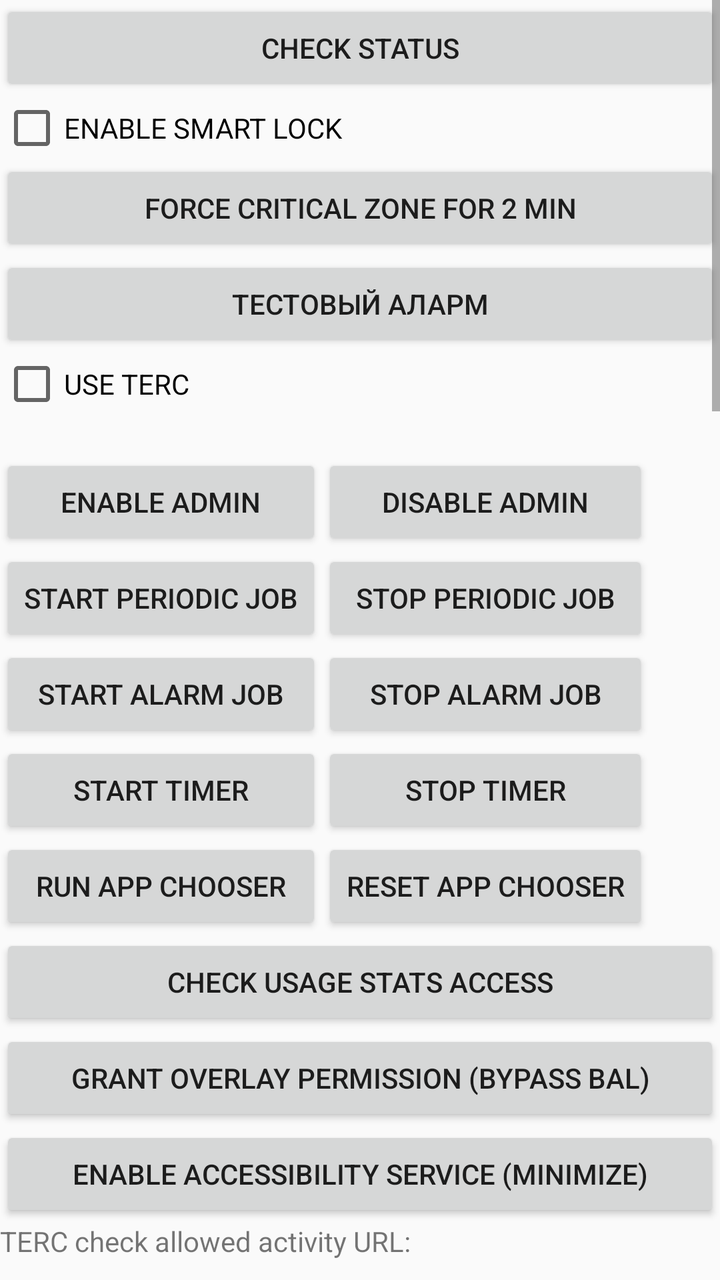
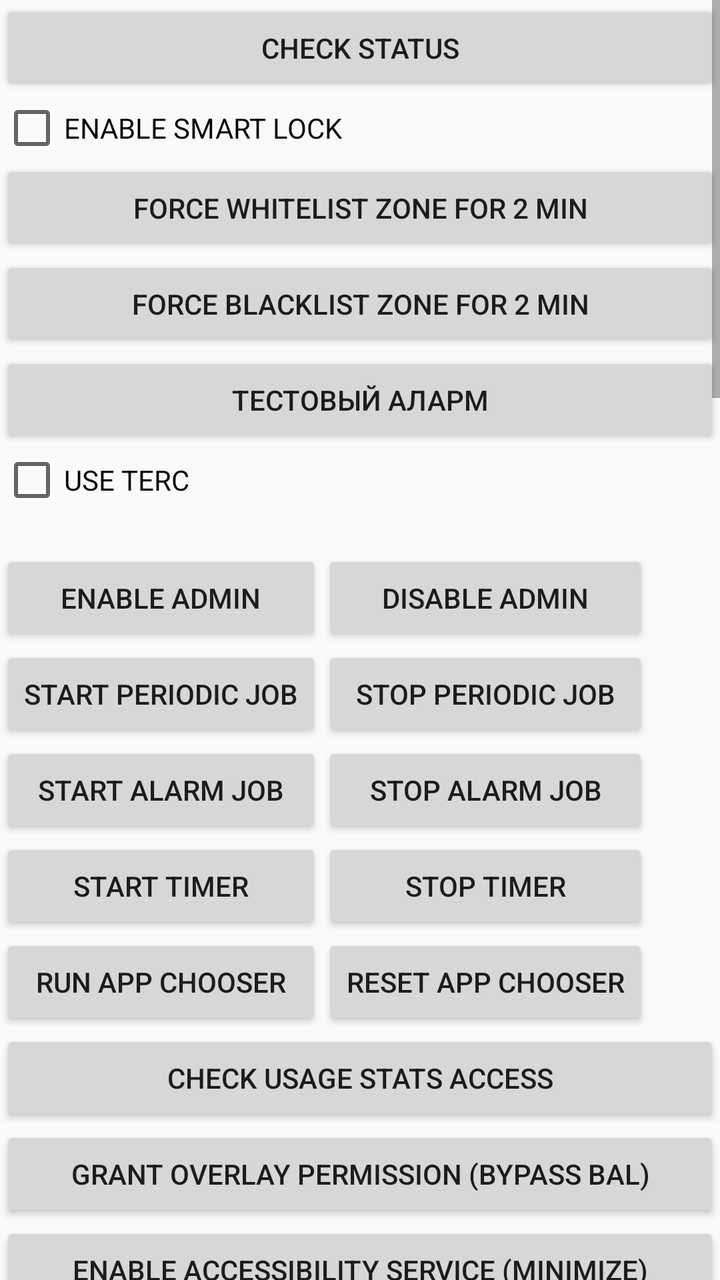

Two renders of the same Android screen: before a commit and after it. Below are the layout's source before the change and the commit's diff.
<!-- AndroidManifest.xml: application theme AppTheme -->
<!-- res/layout/activity_control.xml -->
<?xml version="1.0" encoding="utf-8"?>
<androidx.constraintlayout.widget.ConstraintLayout xmlns:android="http://schemas.android.com/apk/res/android"
    xmlns:app="http://schemas.android.com/apk/res-auto"
    xmlns:tools="http://schemas.android.com/tools"
    android:layout_width="match_parent"
    android:layout_height="match_parent"
    tools:context=".ControlActivity">

    <ScrollView
        android:id="@+id/mainActivityContainer"
        android:layout_width="match_parent"
        android:layout_height="match_parent"
        android:visibility="visible">

        <LinearLayout
            android:layout_width="match_parent"
            android:layout_height="wrap_content"
            android:orientation="vertical">

            <Button
                android:id="@+id/checkStatusButton"
                android:layout_width="match_parent"
                android:layout_height="wrap_content"
                android:focusable="true"
                android:focusableInTouchMode="true"
                android:text="check status" />

            <CheckBox
                android:id="@+id/smartLockCheck"
                android:layout_width="match_parent"
                android:layout_height="wrap_content"
                android:text="ENABLE SMART LOCK" />

            <Button
                android:id="@+id/forceCriticalButton"
                android:layout_width="match_parent"
                android:layout_height="wrap_content"
                android:text="Force critical zone for 2 min" />

            <Button
                android:id="@+id/testAlarmButton"
                android:layout_width="match_parent"
                android:layout_height="wrap_content"
                android:text="Тестовый Аларм" />

            <CheckBox
                android:id="@+id/tercCheck"
                android:layout_width="wrap_content"
                android:layout_height="wrap_content"
                android:text="USE TERC" />

            <TextView
                android:id="@+id/checkStatusLabel"
                android:layout_width="match_parent"
                android:layout_height="wrap_content" />

            <TableLayout
                android:layout_width="match_parent"
                android:layout_height="match_parent">

                <TableRow
                    android:layout_width="match_parent"
                    android:layout_height="match_parent">

                    <Button
                        android:id="@+id/enableAdminButton"
                        android:layout_width="match_parent"
                        android:layout_height="wrap_content"
                        android:text="Enable Admin" />

                    <Button
                        android:id="@+id/disableAdminButton"
                        android:layout_width="match_parent"
                        android:layout_height="wrap_content"
                        android:text="Disable admin" />
                </TableRow>

                <TableRow
                    android:layout_width="match_parent"
                    android:layout_height="match_parent">

                    <Button
                        android:id="@+id/startCronjobButton"
                        android:layout_width="match_parent"
                        android:layout_height="wrap_content"
                        android:text="Start periodic job" />

                    <Button
                        android:id="@+id/stopCronjobButton"
                        android:layout_width="match_parent"
                        android:layout_height="wrap_content"
                        android:text="stop periodic job" />
                </TableRow>

                <TableRow
                    android:layout_width="match_parent"
                    android:layout_height="match_parent">

                    <Button
                        android:id="@+id/startAlarmButton"
                        android:layout_width="match_parent"
                        android:layout_height="wrap_content"
                        android:text="start alarm job" />

                    <Button
                        android:id="@+id/stopAlarmButton"
                        android:layout_width="match_parent"
                        android:layout_height="wrap_content"
                        android:text="stop alarm job" />
                </TableRow>

                <TableRow
                    android:layout_width="match_parent"
                    android:layout_height="match_parent">

                    <Button
                        android:id="@+id/startTimerButton"
                        android:layout_width="match_parent"
                        android:layout_height="wrap_content"
                        android:text="Start timer" />

                    <Button
                        android:id="@+id/stopTimerButton"
                        android:layout_width="match_parent"
                        android:layout_height="wrap_content"
                        android:text="STOP TIMER" />
                </TableRow>

                <TableRow
                    android:layout_width="match_parent"
                    android:layout_height="match_parent">

                </TableRow>

                <TableRow
                    android:layout_width="match_parent"
                    android:layout_height="match_parent">

                    <Button
                        android:id="@+id/setAsHomeLauncherButton"
                        android:layout_width="match_parent"
                        android:layout_height="wrap_content"
                        android:text="Run App chooser" />

                    <Button
                        android:id="@+id/resetAppChooserButton"
                        android:layout_width="wrap_content"
                        android:layout_height="wrap_content"
                        android:text="RESET APP CHOOSER" />
                </TableRow>

            </TableLayout>

            <Button
                android:id="@+id/usageStatsAccessButton"
                android:layout_width="match_parent"
                android:layout_height="wrap_content"
                android:text="Check usage stats access" />

            <Button
                android:id="@+id/overlayPermissionButton"
                android:layout_width="match_parent"
                android:layout_height="wrap_content"
                android:text="Grant overlay permission (bypass BAL)" />

            <Button
                android:id="@+id/accessibilityServiceButton"
                android:layout_width="match_parent"
                android:layout_height="wrap_content"
                android:text="Enable accessibility service (minimize)" />

            <LinearLayout
                android:layout_width="match_parent"
                android:layout_height="wrap_content"
                android:orientation="vertical">

                <TextView
                    android:layout_width="wrap_content"
                    android:layout_height="wrap_content"
                    android:text="TERC check allowed activity URL:" />

                <EditText
                    android:id="@+id/editTercActivityURL"
                    android:layout_width="match_parent"
                    android:layout_height="wrap_content" />

                <Button
                    android:id="@+id/debugRequestActivityURL"
                    android:layout_width="match_parent"
                    android:layout_height="wrap_content"
                    android:text="Request URL" />

            </LinearLayout>

            <TextView
                android:layout_width="match_parent"
                android:layout_height="wrap_content"
                android:text="Timezone: MSC" />

            <TableLayout
                android:layout_width="match_parent"
                android:layout_height="match_parent">

                <TableRow
                    android:layout_width="match_parent"
                    android:layout_height="match_parent">

                    <TextView
                        android:id="@+id/textView3"
                        android:layout_width="wrap_content"
                        android:layout_height="wrap_content"
                        android:text="Safe Time" />

                    <EditText
                        android:id="@+id/editSafeTime"
                        android:layout_width="wrap_content"
                        android:layout_height="wrap_content"
                        android:ems="10"
                        android:inputType="textPersonName" />
                </TableRow>

                <TableRow
                    android:layout_width="match_parent"
                    android:layout_height="match_parent">

                    <TextView
                        android:id="@+id/textView"
                        android:layout_width="wrap_content"
                        android:layout_height="wrap_content"
                        android:text="Danger Time" />

                    <EditText
                        android:id="@+id/editDangerTime"
                        android:layout_width="wrap_content"
                        android:layout_height="wrap_content"
                        android:ems="10"
                        android:inputType="textPersonName" />
                </TableRow>

                <TableRow
                    android:layout_width="match_parent"
                    android:layout_height="match_parent">

                    <TextView
                        android:id="@+id/textView2"
                        android:layout_width="wrap_content"
                        android:layout_height="wrap_content"
                        android:text="Critical Time" />

                    <EditText
                        android:id="@+id/editCriticalTime"
                        android:layout_width="wrap_content"
                        android:layout_height="wrap_content"
                        android:ems="10"
                        android:inputType="textPersonName" />
                </TableRow>

                <TableRow
                    android:layout_width="match_parent"
                    android:layout_height="match_parent">

                    <Button
                        android:id="@+id/saveSettingsButton"
                        android:layout_width="wrap_content"
                        android:layout_height="wrap_content"
                        android:text="SAVE" />

                    <Button
                        android:id="@+id/loadSettingsButton"
                        android:layout_width="wrap_content"
                        android:layout_height="wrap_content"
                        android:text="LOAD" />
                </TableRow>

            </TableLayout>

            <Button
                android:id="@+id/showLogFilePathButton"
                android:layout_width="match_parent"
                android:layout_height="wrap_content"
                android:text="Show Log File Path" />

            <Button
                android:id="@+id/homeButton"
                android:layout_width="match_parent"
                android:layout_height="wrap_content"
                android:text="HOME" />

            <Button
                android:id="@+id/lockFromServiceButton"
                android:layout_width="match_parent"
                android:layout_height="wrap_content"
                android:text="LOCK FROM SERVICE" />

            <Button
                android:id="@+id/showRunningProcessesButton"
                android:layout_width="match_parent"
                android:layout_height="wrap_content"
                android:text="Show running processes" />

            <TextView
                android:id="@+id/processListView"
                android:layout_width="match_parent"
                android:layout_height="wrap_content" />

            <Button
                android:id="@+id/showPkgsButton"
                android:layout_width="match_parent"
                android:layout_height="wrap_content"
                android:text="show packages" />

            <TextView
                android:id="@+id/showPkgsView"
                android:layout_width="match_parent"
                android:layout_height="wrap_content" />

            <LinearLayout
                android:layout_width="match_parent"
                android:layout_height="wrap_content"
                android:orientation="vertical">

                <TextView
                    android:id="@+id/textView4"
                    android:layout_width="match_parent"
                    android:layout_height="wrap_content"
                    android:text="Danger zone black list:" />

                <EditText
                    android:id="@+id/editKillProcessList"
                    android:layout_width="match_parent"
                    android:layout_height="wrap_content"
                    android:height="400px"
                    android:background="#E4BCBC"
                    android:ems="10"
                    android:gravity="start|top"
                    android:inputType="textMultiLine" />

                <Button
                    android:id="@+id/editDangerzoneBlacklist"
                    android:layout_width="match_parent"
                    android:layout_height="wrap_content"
                    android:text="Edit danger zone black list" />
            </LinearLayout>


            <LinearLayout
                android:layout_width="match_parent"
                android:layout_height="wrap_content"
                android:orientation="vertical">

                <TextView
                    android:id="@+id/textView5"
                    android:layout_width="match_parent"
                    android:layout_height="wrap_content"
                    android:text="Critical zone white list:" />

                <EditText
                    android:id="@+id/editWhiteList"
                    android:layout_width="match_parent"
                    android:layout_height="wrap_content"
                    android:ems="10"
                    android:gravity="start|top"
                    android:inputType="textMultiLine" />


                <Button
                    android:id="@+id/editCriticalTimeWhitelist"
                    android:layout_width="match_parent"
                    android:layout_height="wrap_content"
                    android:text="Edit critical time while list" />

            </LinearLayout>

            <TableLayout
                android:layout_width="match_parent"
                android:layout_height="match_parent">

                <TableRow
                    android:layout_width="match_parent"
                    android:layout_height="match_parent">

                    <Button
                        android:id="@+id/saveKillProcessListButton"
                        android:layout_width="match_parent"
                        android:layout_height="wrap_content"
                        android:text="save process list " />

                    <Button
                        android:id="@+id/loadKillProcessList"
                        android:layout_width="match_parent"
                        android:layout_height="wrap_content"
                        android:text="load process list" />
                </TableRow>

            </TableLayout>

            <Button
                android:id="@+id/killProcessListButton"
                android:layout_width="match_parent"
                android:layout_height="wrap_content"
                android:text="kill processes" />

            <Button
                android:id="@+id/launchAppButton"
                android:layout_width="match_parent"
                android:layout_height="wrap_content"
                android:text="launch" />

            <EditText
                android:id="@+id/launchAppEdit"
                android:layout_width="match_parent"
                android:layout_height="wrap_content"
                android:ems="10"
                android:inputType="textPersonName"
                android:text="com.google.android.apps.nexuslauncher" />

            <RadioGroup
                android:id="@+id/homeLaunchersGroup"
                android:layout_width="match_parent"
                android:layout_height="match_parent">

            </RadioGroup>

            <Button
                android:id="@+id/showHomeLaunchersButton"
                android:layout_width="match_parent"
                android:layout_height="wrap_content"
                android:text="show home launchers" />

            <Button
                android:id="@+id/anotherHomeButton"
                android:layout_width="match_parent"
                android:layout_height="wrap_content"
                android:text="ANOTHER HOME" />

            <LinearLayout
                android:layout_width="match_parent"
                android:layout_height="wrap_content"
                android:orientation="vertical">


                <CheckBox
                    android:id="@+id/disablePassword"
                    android:layout_width="match_parent"
                    android:layout_height="wrap_content"
                    android:text="Disable password period" />

                <LinearLayout
                    android:layout_width="match_parent"
                    android:layout_height="wrap_content"
                    android:orientation="horizontal">

                    <EditText
                        android:id="@+id/disablePasswordStart"
                        android:layout_width="wrap_content"
                        android:layout_height="wrap_content"/>

                    <EditText
                        android:id="@+id/disablePasswordEnd"
                        android:layout_width="wrap_content"
                        android:layout_height="wrap_content" />

                </LinearLayout>

                <Button
                    android:id="@+id/disablePasswordSaveButton"
                    android:layout_width="match_parent"
                    android:layout_height="wrap_content"
                    android:text="SAVE DISABLED PERIODS" />

                <LinearLayout
                    android:layout_width="match_parent"
                    android:layout_height="wrap_content"
                    android:orientation="vertical"
                    >

                    <TextView
                        android:layout_width="match_parent"
                        android:layout_height="wrap_content"
                        android:text="Failsafe password:" />

                    <EditText
                        android:id="@+id/failsafePasswordEdit"
                        android:layout_width="match_parent"
                        android:layout_height="wrap_content"
                        android:background="#E4BCBC"
                        android:ems="10"
                        android:gravity="start|top" />

                    <Button
                        android:id="@+id/failsafePasswordButton"
                        android:layout_width="match_parent"
                        android:layout_height="wrap_content"
                        android:text="Save new failsafe password" />
                </LinearLayout>
            </LinearLayout>
        </LinearLayout>


    </ScrollView>

</androidx.constraintlayout.widget.ConstraintLayout>
<!-- resources referenced by this layout -->
<resources>
  <style name="AppTheme" parent="Theme.AppCompat.Light.DarkActionBar">
          
          <item name="colorPrimary">@color/colorPrimary</item>
          <item name="colorPrimaryDark">@color/colorPrimaryDark</item>
          <item name="colorAccent">@color/colorAccent</item>
          <item name="android:windowAnimationStyle">@null</item>
          <item name="windowActionBar">false</item>
          <item name="windowNoTitle">true</item>
      </style>
  <color name="colorPrimary">#6200EE</color>
  <color name="colorPrimaryDark">#3700B3</color>
  <color name="colorAccent">#03DAC5</color>
</resources>

<!-- the commit's change to res/layout/activity_control.xml (unified diff, before → after) -->
@@ -35,7 +35,13 @@
                 android:id="@+id/forceCriticalButton"
                 android:layout_width="match_parent"
                 android:layout_height="wrap_content"
-                android:text="Force critical zone for 2 min" />
+                android:text="Force whitelist zone for 2 min" />
+
+            <Button
+                android:id="@+id/forceBlacklistButton"
+                android:layout_width="match_parent"
+                android:layout_height="wrap_content"
+                android:text="FORCE BLACKLIST ZONE FOR 2 MIN" />
 
             <Button
                 android:id="@+id/testAlarmButton"
@@ -414,24 +420,19 @@
                 android:inputType="textPersonName"
                 android:text="com.google.android.apps.nexuslauncher" />
 
-            <RadioGroup
-                android:id="@+id/homeLaunchersGroup"
-                android:layout_width="match_parent"
-                android:layout_height="match_parent">
-
-            </RadioGroup>
-
-            <Button
-                android:id="@+id/showHomeLaunchersButton"
-                android:layout_width="match_parent"
-                android:layout_height="wrap_content"
-                android:text="show home launchers" />
+            <TextView
+                android:id="@+id/redirectTargetLabel"
+                android:layout_width="match_parent"
+                android:layout_height="wrap_content"
+                android:paddingTop="8dp"
+                android:paddingBottom="8dp"
+                android:text="При срабатывании danger/critical зоны будет запущена активность: Danger Zone (список разрешённых приложений)" />
 
             <Button
                 android:id="@+id/anotherHomeButton"
                 android:layout_width="match_parent"
                 android:layout_height="wrap_content"
-                android:text="ANOTHER HOME" />
+                android:text="ANOTHER HOME (открыть Danger Zone)" />
 
             <LinearLayout
                 android:layout_width="match_parent"
